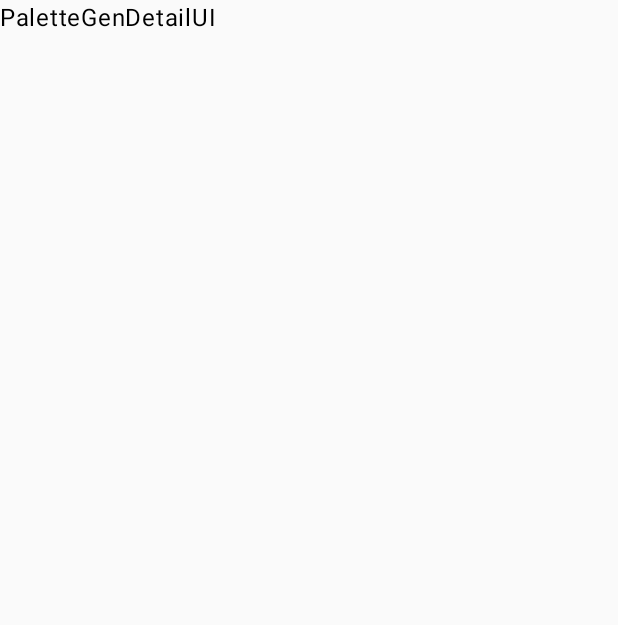
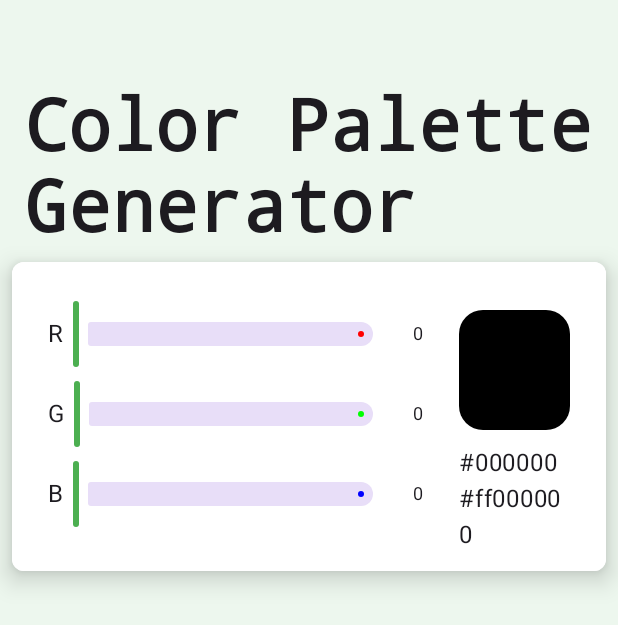
Before and after one commit to KvColorPalette/KvColorPalette-Android, an Android app built with Jetpack Compose: the PaletteGenDetailUI screen opened through its navigation route, on a phone screen of 412 x 824 dp. Shown: the top 625 px of the screen. Run offline under Robolectric (Android 15) with nearby library versions, the phone set to English and light mode, and no system bars.

Commit message:
Create Color Picker for theme gen & color palette gen screens.

```diff
--- a/ui-app/build.gradle.kts
+++ b/ui-app/build.gradle.kts
@@ -55,6 +55,7 @@ dependencies {
     implementation(libs.androidx.navigation.compose)
 
     implementation(project(":kv-color-palette"))
+//    implementation(project(":kv-color-picker"))
 
     testImplementation(libs.junit)
     androidTestImplementation(libs.androidx.junit)
--- /dev/null
+++ b/ui-app/src/main/kotlin/com/kavi/droid/color/palette/app/extension/Extension.kt
@@ -0,0 +1,8 @@
+package com.kavi.droid.color.palette.app.extension
+
+/**
+ * Converts a float value in the range [0, 1] to an integer color component in the range [0, 255].
+ *
+ * @return The integer representation of the color component.
+ */
+fun Float.toColorInt(): Int = (this * 255 + 0.5f).toInt()
--- a/ui-app/src/main/kotlin/com/kavi/droid/color/palette/app/ui/navigation/NavigationHost.kt
+++ b/ui-app/src/main/kotlin/com/kavi/droid/color/palette/app/navigation/NavigationHost.kt
@@ -1,4 +1,4 @@
-package com.kavi.droid.color.palette.app.ui.navigation
+package com.kavi.droid.color.palette.app.navigation
 
 import androidx.compose.runtime.Composable
 import androidx.navigation.NavHostController
--- a/ui-app/src/main/kotlin/com/kavi/droid/color/palette/app/ui/MainActivity.kt
+++ b/ui-app/src/main/kotlin/com/kavi/droid/color/palette/app/ui/MainActivity.kt
@@ -7,7 +7,7 @@ import androidx.activity.enableEdgeToEdge
 import androidx.navigation.NavHostController
 import androidx.navigation.compose.rememberNavController
 import com.kavi.droid.color.palette.app.theme.KvColorPaletteTheme
-import com.kavi.droid.color.palette.app.ui.navigation.NavigationHost
+import com.kavi.droid.color.palette.app.navigation.NavigationHost
 
 class MainActivity : ComponentActivity() {
 
--- /dev/null
+++ b/ui-app/src/main/kotlin/com/kavi/droid/color/palette/app/ui/common/picker/KvColorPicker.kt
@@ -0,0 +1,139 @@
+package com.kavi.droid.color.palette.app.ui.common.picker
+
+import androidx.compose.foundation.background
+import androidx.compose.foundation.border
+import androidx.compose.foundation.layout.Arrangement
+import androidx.compose.foundation.layout.Box
+import androidx.compose.foundation.layout.Column
+import androidx.compose.foundation.layout.Row
+import androidx.compose.foundation.layout.height
+import androidx.compose.foundation.layout.padding
+import androidx.compose.foundation.layout.width
+import androidx.compose.foundation.shape.RoundedCornerShape
+import androidx.compose.material3.MaterialTheme
+import androidx.compose.material3.Slider
+import androidx.compose.material3.SliderDefaults
+import androidx.compose.material3.Text
+import androidx.compose.runtime.Composable
+import androidx.compose.runtime.MutableState
+import androidx.compose.runtime.derivedStateOf
+import androidx.compose.runtime.getValue
+import androidx.compose.runtime.mutableFloatStateOf
+import androidx.compose.runtime.remember
+import androidx.compose.runtime.saveable.rememberSaveable
+import androidx.compose.ui.Alignment
+import androidx.compose.ui.Modifier
+import androidx.compose.ui.draw.shadow
+import androidx.compose.ui.graphics.Color
+import androidx.compose.ui.text.style.TextAlign
+import androidx.compose.ui.tooling.preview.Preview
+import androidx.compose.ui.unit.dp
+import com.kavi.droid.color.palette.app.extension.toColorInt
+import com.kavi.droid.color.palette.util.ColorUtil
+
+@Composable
+fun KvColorPicker() {
+    // State variables for RGBA values
+    //val alpha = rememberSaveable { mutableFloatStateOf(1f) }
+    val red = rememberSaveable { mutableFloatStateOf(0f) }
+    val green = rememberSaveable { mutableFloatStateOf(0f) }
+    val blue = rememberSaveable { mutableFloatStateOf(0f) }
+
+    // Derived state for the color based on RGBA values
+    val color by remember {
+        derivedStateOf {
+            Color(red.floatValue, green.floatValue, blue.floatValue)
+        }
+    }
+
+    Row(
+        modifier = Modifier
+            .border(1.dp, Color.White, shape = RoundedCornerShape(8.dp))
+            .shadow(
+                elevation = 10.dp,
+                shape = RoundedCornerShape(8.dp)
+            )
+            .background(Color.White)
+            .padding(12.dp)
+    ) {
+        // Sliders for adjusting RGBA values
+        Column(
+            modifier = Modifier
+                .padding(12.dp)
+                .width(250.dp),
+            verticalArrangement = Arrangement.spacedBy(5.dp)
+        ) {
+            //ColorSlider("A", alpha, color.copy(1f))
+            ColorSlider("R", red, Color.Red)
+            ColorSlider("G", green, Color.Green)
+            ColorSlider("B", blue, Color.Blue)
+        }
+
+        Column {
+            // Display the current color in a Box with a MaterialTheme shape
+            Row {
+                Box(
+                    modifier = Modifier
+                        .padding(start = 12.dp, top = 20.dp, end = 12.dp)
+                        .height(80.dp)
+                        .width(80.dp)
+                        .background(color, shape = MaterialTheme.shapes.large)
+                )
+            }
+
+            Column (
+                modifier = Modifier
+                    .padding(start = 12.dp, top = 10.dp, end = 12.dp)
+                    .align(Alignment.CenterHorizontally)
+            ) {
+                Text(text = ColorUtil.getHex(color = color))
+                Text(text = ColorUtil.getHexWithAlpha(color = color))
+            }
+        }
+    }
+}
+
+/**
+ * A composable function that creates a slider for adjusting a float value associated with a color.
+ *
+ * @param label The label to display alongside the slider.
+ * @param valueState The mutable state holding the current value of the slider.
+ * @param color The color used for the active track of the slider.
+ */
+@Composable
+fun ColorSlider(
+    label: String,
+    valueState: MutableState<Float>,
+    color: Color,
+) {
+    /**
+     * Displays a slider for adjusting the given [valueState] associated with the provided [label].
+     * The slider's active track color is set to [color].
+     */
+    Row(
+        verticalAlignment = Alignment.CenterVertically,
+        horizontalArrangement = Arrangement.spacedBy(6.dp)
+    ) {
+        Text(text = label)
+        Slider(
+            value = valueState.value,
+            onValueChange = valueState.component2(),
+            colors = SliderDefaults.colors(
+                activeTrackColor = color
+            ),
+            modifier = Modifier.weight(1f)
+        )
+        Text(
+            text = valueState.value.toColorInt().toString(),
+            modifier = Modifier.width(25.dp),
+            textAlign = TextAlign.End,
+            style = MaterialTheme.typography.bodySmall
+        )
+    }
+}
+
+@Preview(showBackground = true)
+@Composable
+fun ColorPickerUIPreview() {
+    KvColorPicker()
+}
--- a/ui-app/src/main/kotlin/com/kavi/droid/color/palette/app/ui/detail/PaletteGenDetailUI.kt
+++ b/ui-app/src/main/kotlin/com/kavi/droid/color/palette/app/ui/detail/PaletteGenDetailUI.kt
@@ -1,13 +1,46 @@
 package com.kavi.droid.color.palette.app.ui.detail
 
+import androidx.compose.foundation.layout.Column
+import androidx.compose.foundation.layout.Row
+import androidx.compose.foundation.layout.fillMaxSize
+import androidx.compose.foundation.layout.fillMaxWidth
+import androidx.compose.foundation.layout.padding
+import androidx.compose.material3.MaterialTheme
+import androidx.compose.material3.Scaffold
 import androidx.compose.material3.Text
 import androidx.compose.runtime.Composable
+import androidx.compose.ui.Alignment
+import androidx.compose.ui.Modifier
 import androidx.compose.ui.tooling.preview.Preview
+import androidx.compose.ui.unit.dp
 import com.kavi.droid.color.palette.app.theme.KvColorPaletteTheme
+import com.kavi.droid.color.palette.app.ui.common.picker.KvColorPicker
 
 @Composable
 fun PaletteGenDetailUI() {
-    Text(text = "PaletteGenDetailUI")
+    Scaffold { innerPadding ->
+        Column(
+            modifier = Modifier
+                .fillMaxSize()
+                .padding(innerPadding)
+                .padding(8.dp),
+            horizontalAlignment = Alignment.CenterHorizontally
+        ) {
+            Row (Modifier
+                .fillMaxWidth()
+                .padding(top = 24.dp)
+            ) {
+                Text(
+                    modifier = Modifier
+                        .padding(start = 8.dp, end = 8.dp, top = 24.dp, bottom = 8.dp),
+                    text = "Color Palette Generator",
+                    style = MaterialTheme.typography.titleLarge
+                )
+            }
+
+            KvColorPicker()
+        }
+    }
 }
 
 @Preview(showBackground = true)
```
Also changed, not shown: gradle/version-catalog/libs.versions.toml (+4 -4 lines), ui-app/src/main/kotlin/com/kavi/droid/color/palette/app/ui/detail/ThemeGenDetailUI.kt (+35 -1 lines).
